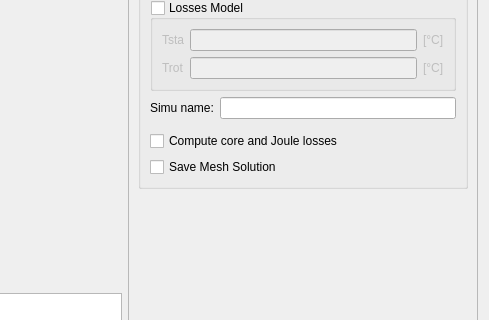
Before: the Qt Designer form pyleecan/GUI/Dialog/DMachineSetup/SSimu/SSimu.ui in Eomys/pyleecan, drawn with Qt 5; both pictures show x 720 to 1209 and y 439 to 759 of the 1209 by 841 pixel window.
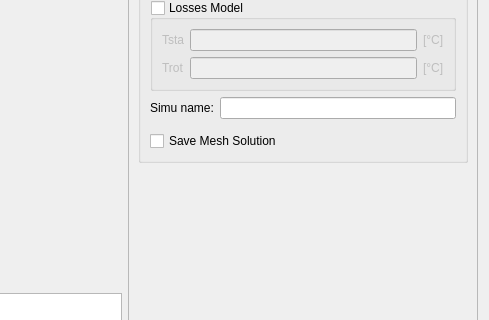
After: the same form once the commit is applied. Custom widgets are drawn as their Qt base class.

```diff
--- a/pyleecan/GUI/Dialog/DMachineSetup/SSimu/SSimu.ui
+++ b/pyleecan/GUI/Dialog/DMachineSetup/SSimu/SSimu.ui
@@ -529,13 +529,6 @@
               </property>
              </widget>
             </item>
-            <item>
-             <widget class="QCheckBox" name="is_losses">
-              <property name="text">
-               <string>Compute core and Joule losses</string>
-              </property>
-             </widget>
-            </item>
             <item>
              <widget class="QCheckBox" name="is_mesh_sol">
               <property name="text">
```
Left out of the diff: 52 changed lines with no effect on the pictures.
